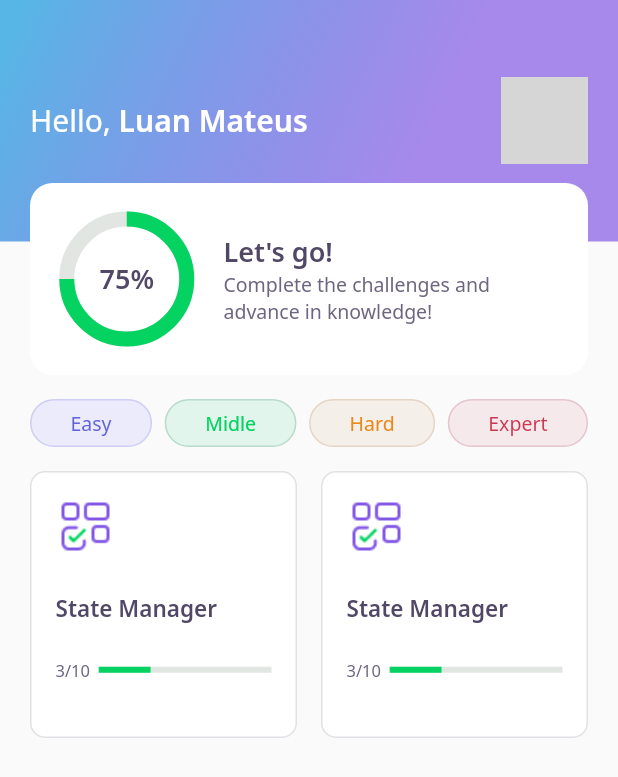
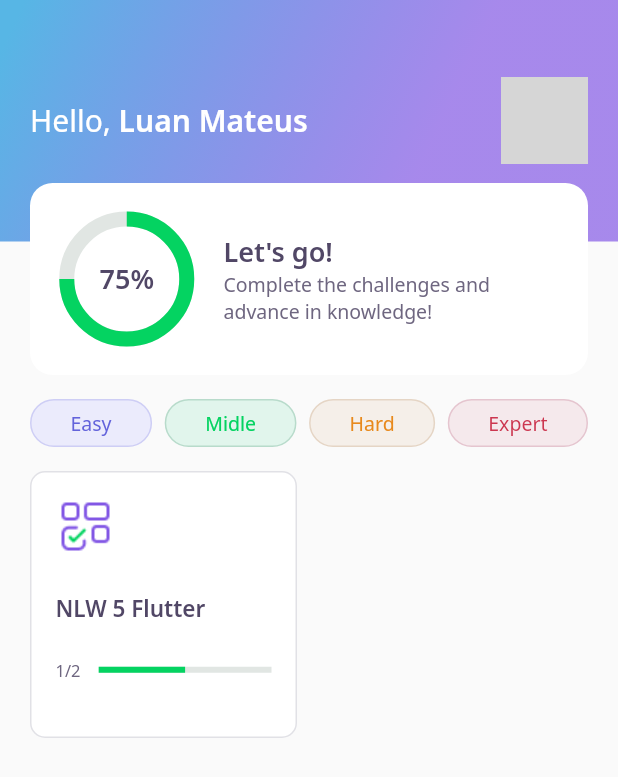
Before and after one commit to LuannMateus/Nlw-5, a Flutter app: the HomePage screen opened directly, on a phone screen of 412 x 824 dp. Shown: the top 777 px of the screen. Run offline on Flutter 3.47's test engine with Material 2 defaults, Android fonts, the light colour scheme and no system bars; our stand-ins replace google_fonts; accounts and stored records are empty; network calls fail; grey boxes are pictures that could not be loaded.

Commit message:
Flutter Trail / Day Three - Adding controller, model and repository to the homepage and fake api with json files

```diff
--- /dev/null
+++ b/devquiz/database/user.json
@@ -0,0 +1,5 @@
+{
+  "name": "Luan Mateus",
+  "score": 100,
+  "photoUrl": "https://avatars.githubusercontent.com/u/59940855?v=4"
+}
--- a/devquiz/lib/core/app_widget.dart
+++ b/devquiz/lib/core/app_widget.dart
@@ -1,5 +1,4 @@
 // import 'package:devquiz/splash/splash_page.dart';
-import 'package:devquiz/views/challenge/challenge_page.dart';
 import 'package:devquiz/views/home_page/home_page.dart';
 import 'package:flutter/material.dart';
 
@@ -8,7 +7,7 @@ class AppWidget extends StatelessWidget {
   Widget build(BuildContext context) {
     return MaterialApp(
       title: "DevQuiz",
-      home: ChallengePage(),
+      home: HomePage(),
     );
   }
 }
--- /dev/null
+++ b/devquiz/lib/shared/model/quiz_model.dart
@@ -0,0 +1,65 @@
+import 'dart:convert';
+
+import 'package:devquiz/shared/model/question_model.dart';
+
+enum Level { easy, midle, hard, expert }
+
+extension LevelStringExt on String {
+  Level get parse => {
+        "easy": Level.easy,
+        "midle": Level.midle,
+        "hard": Level.hard,
+        "expert": Level.expert
+      }[this]!;
+}
+
+extension LevelExt on Level {
+  String get parse => {
+        Level.easy: "easy",
+        Level.midle: "midle",
+        Level.hard: "hard",
+        Level.expert: "expert",
+      }[this]!;
+}
+
+class QuizModel {
+  final String title;
+  final List<QuestionModel> questions;
+  final int questionAnswered;
+  final String image;
+  final Level level;
+
+  const QuizModel({
+    required this.title,
+    required this.questions,
+    this.questionAnswered = 0,
+    required this.image,
+    required this.level,
+  });
+
+  Map<String, dynamic> toMap() {
+    return {
+      'title': title,
+      'questions': questions.map((x) => x.toMap()).toList(),
+      'questionAnswered': questionAnswered,
+      'image': image,
+      'level': level.parse
+    };
+  }
+
+  factory QuizModel.fromMap(Map<String, dynamic> map) {
+    return QuizModel(
+      title: map['title'],
+      questions: List<QuestionModel>.from(
+          map['questions']?.map((x) => QuestionModel.fromMap(x))),
+      questionAnswered: map['questionAnswered'],
+      image: map['image'],
+      level: map['level'].toString().parse,
+    );
+  }
+
+  String toJson() => json.encode(toMap());
+
+  factory QuizModel.fromJson(String source) =>
+      QuizModel.fromMap(json.decode(source));
+}
--- /dev/null
+++ b/devquiz/lib/shared/model/user_model.dart
@@ -0,0 +1,34 @@
+import 'dart:convert';
+
+class UserModel {
+  final String name;
+  final String photoUrl;
+  final int score;
+
+  UserModel({
+    required this.name,
+    required this.photoUrl,
+    this.score = 0,
+  });
+
+  Map<String, dynamic> toMap() {
+    return {
+      'name': name,
+      'photoUrl': photoUrl,
+      'score': score,
+    };
+  }
+
+  factory UserModel.fromMap(Map<String, dynamic> map) {
+    return UserModel(
+      name: map['name'],
+      photoUrl: map['photoUrl'],
+      score: map['score'],
+    );
+  }
+
+  String toJson() => json.encode(toMap());
+
+  factory UserModel.fromJson(String source) =>
+      UserModel.fromMap(json.decode(source));
+}
--- a/devquiz/lib/shared/widgets/progress_indicator/progress_indicator_widget.dart
+++ b/devquiz/lib/shared/widgets/progress_indicator/progress_indicator_widget.dart
@@ -4,12 +4,12 @@ import 'package:flutter/material.dart';
 class ProgressIndicatorWidget extends StatelessWidget {
   final double value;
 
-  const ProgressIndicatorWidget({@required this.value});
+  const ProgressIndicatorWidget({required this.value});
 
   @override
   Widget build(BuildContext context) {
     return LinearProgressIndicator(
-      value: 0.3,
+      value: value,
       backgroundColor: AppColors.chartSecondary,
       valueColor: AlwaysStoppedAnimation<Color>(AppColors.chartPrimary),
     );
--- a/devquiz/lib/views/challenge/widgets/awnser/awnser_widget.dart
+++ b/devquiz/lib/views/challenge/widgets/awnser/awnser_widget.dart
@@ -7,7 +7,7 @@ class AwnserWidget extends StatelessWidget {
   final bool isSelected;
 
   const AwnserWidget({
-    @required this.title,
+    required this.title,
     this.isRight = false,
     this.isSelected = false,
   });
--- a/devquiz/lib/views/challenge/widgets/question_indicator/question_indicator_widget.dart
+++ b/devquiz/lib/views/challenge/widgets/question_indicator/question_indicator_widget.dart
@@ -1,6 +1,5 @@
 import 'package:devquiz/core/core.dart';
 import 'package:devquiz/shared/widgets/progress_indicator/progress_indicator_widget.dart';
-import 'package:devquiz/views/challenge/widgets/awnser/awnser_widget.dart';
 import 'package:flutter/material.dart';
 
 class QuestionIndicatorWidget extends StatelessWidget {
--- a/devquiz/lib/views/challenge/widgets/quiz/quiz_widget.dart
+++ b/devquiz/lib/views/challenge/widgets/quiz/quiz_widget.dart
@@ -5,7 +5,7 @@ import 'package:flutter/material.dart';
 class QuizWidget extends StatelessWidget {
   final String title;
 
-  const QuizWidget({this.title});
+  const QuizWidget({required this.title});
 
   @override
   Widget build(BuildContext context) {
--- /dev/null
+++ b/devquiz/lib/views/home_page/home_controller.dart
@@ -0,0 +1,29 @@
+import 'package:devquiz/shared/model/quiz_model.dart';
+import 'package:devquiz/shared/model/user_model.dart';
+import 'package:devquiz/views/home_page/home_repository.dart';
+import 'package:devquiz/views/home_page/home_state.dart';
+import 'package:flutter/widgets.dart';
+
+class HomeController {
+  final stateNotifier = ValueNotifier<HomeState>(HomeState.empty);
+  set state(HomeState state) => stateNotifier.value = state;
+  HomeState get state => stateNotifier.value;
+
+  UserModel? user;
+  List<QuizModel>? quizzes;
+
+  final repository = HomeRepository();
+
+  void getUser() async {
+    state = HomeState.loading;
+    user = await repository.getUser();
+
+    state = HomeState.success;
+  }
+
+  void getQuizzes() async {
+    state = HomeState.loading;
+    quizzes = await repository.getQuizzes();
+    state = HomeState.success;
+  }
+}
--- a/devquiz/lib/views/home_page/home_page.dart
+++ b/devquiz/lib/views/home_page/home_page.dart
@@ -1,20 +1,39 @@
+import 'package:devquiz/core/core.dart';
+import 'package:devquiz/views/home_page/home_controller.dart';
+import 'package:devquiz/views/home_page/home_state.dart';
 import 'package:devquiz/views/home_page/widgets/app_bar/app_bar_widget.dart';
 import 'package:devquiz/views/home_page/widgets/level_button/level_button_widget.dart';
 import 'package:devquiz/views/home_page/widgets/quiz_card/quiz_card_widget.dart';
 import 'package:flutter/material.dart';
 
 class HomePage extends StatefulWidget {
-  // HomePage({Key? key}) : super(key: key);
+  HomePage({Key? key}) : super(key: key);
 
   @override
   _HomePageState createState() => _HomePageState();
 }
 
 class _HomePageState extends State<HomePage> {
+  final controller = HomeController();
+
+  @override
+  initState() {
+    super.initState();
+
+    controller.getUser();
+    controller.getQuizzes();
+    controller.stateNotifier.addListener(() {
+      setState(() {});
+    });
+  }
+
   @override
   Widget build(BuildContext context) {
-    return Scaffold(
-        appBar: AppBarWidget(),
+    if (controller.state == HomeState.success)
+      return Scaffold(
+        appBar: AppBarWidget(
+          user: controller.user!,
+        ),
         body: Padding(
           padding: const EdgeInsets.symmetric(horizontal: 20),
           child: Column(
@@ -35,14 +54,28 @@ class _HomePageState extends State<HomePage> {
                   crossAxisSpacing: 16,
                   mainAxisSpacing: 16,
                   crossAxisCount: 2,
-                  children: [
-                    QuizCardWidget(),
-                    QuizCardWidget(),
-                  ],
+                  children: controller.quizzes!
+                      .map((quiz) => QuizCardWidget(
+                            title: quiz.title,
+                            percent:
+                                quiz.questionAnswered / quiz.questions.length,
+                            completed:
+                                "${quiz.questionAnswered}/${quiz.questions.length}",
+                          ))
+                      .toList(),
                 ),
               )
             ],
           ),
-        ));
+        ),
+      );
+    else
+      return Scaffold(
+        body: Center(
+          child: CircularProgressIndicator(
+            valueColor: AlwaysStoppedAnimation<Color>(AppColors.darkGreen),
+          ),
+        ),
+      );
   }
 }
--- /dev/null
+++ b/devquiz/lib/views/home_page/home_state.dart
@@ -0,0 +1 @@
+enum HomeState { success, loading, error, empty }
--- a/devquiz/lib/views/home_page/widgets/app_bar/app_bar_widget.dart
+++ b/devquiz/lib/views/home_page/widgets/app_bar/app_bar_widget.dart
@@ -1,9 +1,12 @@
 import 'package:devquiz/core/core.dart';
+import 'package:devquiz/shared/model/user_model.dart';
 import 'package:devquiz/views/home_page/widgets/score_card/score_card_widget.dart';
 import 'package:flutter/material.dart';
 
 class AppBarWidget extends PreferredSize {
-  AppBarWidget()
+  final UserModel user;
+
+  AppBarWidget({required this.user})
       : super(
           preferredSize: Size.fromHeight(250),
           child: Container(
@@ -26,7 +29,7 @@ class AppBarWidget extends PreferredSize {
                             style: AppTextStyles.title,
                             children: [
                               TextSpan(
-                                text: "Luan Mateus",
+                                text: user.name,
                                 style: AppTextStyles.titleBold,
                               )
                             ]),
@@ -38,7 +41,7 @@ class AppBarWidget extends PreferredSize {
                           borderRadius: BorderRadius.circular(10),
                           image: DecorationImage(
                             image: NetworkImage(
-                              "https://avatars.githubusercontent.com/u/59940855?v=4",
+                              user.photoUrl,
                             ),
                           ),
                         ),
--- a/devquiz/lib/views/home_page/widgets/level_button/level_button_widget.dart
+++ b/devquiz/lib/views/home_page/widgets/level_button/level_button_widget.dart
@@ -5,7 +5,7 @@ import 'package:google_fonts/google_fonts.dart';
 
 class LevelButtonWidget extends StatelessWidget {
   final String label;
-  LevelButtonWidget({Key key, @required this.label})
+  LevelButtonWidget({Key? key, required this.label})
       : assert(["Easy", "Midle", "Hard", "Expert"].contains(label)),
         super(key: key);
 
@@ -32,9 +32,9 @@ class LevelButtonWidget extends StatelessWidget {
     }
   };
 
-  Color get color => config[label]['color'];
-  Color get borderColor => config[label]['borderColor'];
-  Color get fontColor => config[label]['fontColor'];
+  Color get color => config[label]!['color']!;
+  Color get borderColor => config[label]!['borderColor']!;
+  Color get fontColor => config[label]!['fontColor']!;
 
   @override
   Widget build(BuildContext context) {
--- a/devquiz/lib/views/home_page/widgets/quiz_card/quiz_card_widget.dart
+++ b/devquiz/lib/views/home_page/widgets/quiz_card/quiz_card_widget.dart
@@ -3,6 +3,17 @@ import 'package:devquiz/shared/widgets/progress_indicator/progress_indicator_wid
 import 'package:flutter/material.dart';
 
 class QuizCardWidget extends StatelessWidget {
+  final String title;
+  final String completed;
+  final double percent;
+
+  const QuizCardWidget(
+      {Key? key,
+      required this.title,
+      required this.completed,
+      required this.percent})
+      : super(key: key);
+
   @override
   Widget build(BuildContext context) {
     return Container(
@@ -23,7 +34,7 @@ class QuizCardWidget extends StatelessWidget {
           ),
           SizedBox(height: 24),
           Text(
-            "State Manager",
+            title,
             style: AppTextStyles.heading15,
           ),
           SizedBox(height: 24),
@@ -32,14 +43,14 @@ class QuizCardWidget extends StatelessWidget {
               Expanded(
                 flex: 1,
                 child: Text(
-                  "3/10",
+                  completed,
                   style: AppTextStyles.body11,
                 ),
               ),
               Expanded(
                 flex: 4,
                 child: ProgressIndicatorWidget(
-                  value: 0.3,
+                  value: percent,
                 ),
               )
             ],
--- a/devquiz/pubspec.yaml
+++ b/devquiz/pubspec.yaml
@@ -3,7 +3,7 @@ description: A new Flutter project.
 
 # The following line prevents the package from being accidentally published to
 # pub.dev using `pub publish`. This is preferred for private packages.
-publish_to: 'none' # Remove this line if you wish to publish to pub.dev
+publish_to: "none" # Remove this line if you wish to publish to pub.dev
 
 # The following defines the version and build number for your application.
 # A version number is three numbers separated by dots, like 1.2.43
@@ -18,7 +18,7 @@ publish_to: 'none' # Remove this line if you wish to publish to pub.dev
 version: 1.0.0+1
 
 environment:
-  sdk: ">=2.7.0 <3.0.0"
+  sdk: ">=2.12.0 <3.0.0"
 
 dependencies:
   flutter:
@@ -35,7 +35,6 @@ dev_dependencies:
 
 # The following section is specific to Flutter.
 flutter:
-
   # The following line ensures that the Material Icons font is
   # included with your application, so that you can use the icons in
   # the material Icons class.
@@ -44,6 +43,7 @@ flutter:
   # To add assets to your application, add an assets section, like this:
   assets:
     - assets/images/
+    - database/
 
   # An image asset can refer to one or more resolution-specific "variants", see
   # https://flutter.dev/assets-and-images/#resolution-aware.
```
Also changed, not shown: devquiz/database/quizzes.json (added, +28 -0 lines), devquiz/lib/shared/model/awnser_model.dart (added, +27 -0 lines), devquiz/lib/shared/model/question_model.dart (added, +31 -0 lines), devquiz/lib/views/home_page/home_repository.dart (added, +23 -0 lines).
